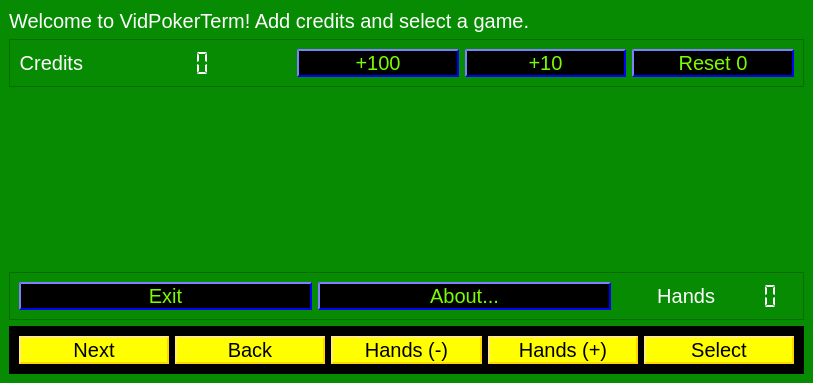
The window that src/ui/gameaccountwindow.ui (dbrook/vidpokerterm) describes before a commit, drawn with Qt 5.
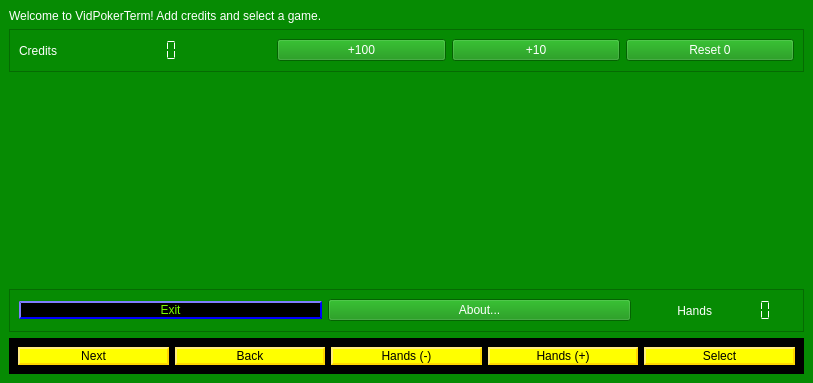
The same window after the commit.

Commit message: Multiple simultaneous hands fully supported by the backend and the front end is updatable with them. There is no alignment/positioning/scaling for when the number of hands gets truly crazy (yet). Also reduced redundant font-size settings in CSS / .ui files.

```diff
--- a/src/ui/gameaccountwindow.ui
+++ b/src/ui/gameaccountwindow.ui
@@ -14,9 +14,9 @@
    <string>VidPokerTerminal</string>
   </property>
   <property name="styleSheet">
-   <string notr="true">font-size: 15pt;
-background-color: rgb(6, 139, 3);
-color: rgb(255, 255, 255);</string>
+   <string notr="true">background-color: rgb(6, 139, 3);
+color: rgb(255, 255, 255);
+/*font-size: 14pt;*/</string>
   </property>
   <widget class="QWidget" name="centralwidget">
    <layout class="QVBoxLayout" name="verticalLayout" stretch="0,0,1,0,0">
@@ -51,7 +51,7 @@
     border-width: 2px;
     border-color: lawngreen;
 }
-</string>
+font-size: 14pt;</string>
       </property>
       <property name="frameShape">
        <enum>QFrame::StyledPanel</enum>
@@ -144,7 +144,7 @@
     border-width: 2px;
     border-color: lawngreen;
 }
-</string>
+font-size: 14pt;</string>
       </property>
       <property name="frameShape">
        <enum>QFrame::NoFrame</enum>
@@ -179,7 +179,7 @@
     border-width: 2px;
     border-color: lawngreen;
 }
-</string>
+font-size: 14pt;</string>
       </property>
       <property name="frameShape">
        <enum>QFrame::StyledPanel</enum>
@@ -271,7 +271,7 @@
        <string notr="true">background-color: rgb(0, 0, 0);</string>
       </property>
       <property name="frameShape">
-       <enum>QFrame::StyledPanel</enum>
+       <enum>QFrame::NoFrame</enum>
       </property>
       <property name="frameShadow">
        <enum>QFrame::Raised</enum>
@@ -289,7 +289,6 @@
     border-style: outset;
     border-width: 2px;
     border-color: gray;
-    font-size: 15pt;
 }
 QPushButton {
     color: black;
@@ -297,7 +296,6 @@
     border-style: outset;
     border-width: 2px;
     border-color: gold;
-    font-size: 15pt;
 }
 QPushButton:focused {
     color: red;
@@ -305,7 +303,6 @@
     border-style: outset;
     border-width: 2px;
     border-color: gold;
-    font-size: 15pt;
 }
 QPushButton:pressed {
     color: yellow;
@@ -337,7 +334,6 @@
     border-style: outset;
     border-width: 2px;
     border-color: gray;
-    font-size: 15pt;
 }
 QPushButton {
     color: black;
@@ -345,7 +341,6 @@
     border-style: outset;
     border-width: 2px;
     border-color: gold;
-    font-size: 15pt;
 }
 QPushButton:focused {
     color: red;
@@ -353,7 +348,6 @@
     border-style: outset;
     border-width: 2px;
     border-color: gold;
-    font-size: 15pt;
 }
 QPushButton:pressed {
     color: yellow;
@@ -385,7 +379,6 @@
     border-style: outset;
     border-width: 2px;
     border-color: gray;
-    font-size: 15pt;
 }
 QPushButton {
     color: black;
@@ -393,7 +386,6 @@
     border-style: outset;
     border-width: 2px;
     border-color: gold;
-    font-size: 15pt;
 }
 QPushButton:focused {
     color: red;
@@ -401,7 +393,6 @@
     border-style: outset;
     border-width: 2px;
     border-color: gold;
-    font-size: 15pt;
 }
 QPushButton:pressed {
     color: yellow;
@@ -433,7 +424,6 @@
     border-style: outset;
     border-width: 2px;
     border-color: gray;
-    font-size: 15pt;
 }
 QPushButton {
     color: black;
@@ -441,7 +431,6 @@
     border-style: outset;
     border-width: 2px;
     border-color: gold;
-    font-size: 15pt;
 }
 QPushButton:focused {
     color: red;
@@ -449,7 +438,6 @@
     border-style: outset;
     border-width: 2px;
     border-color: gold;
-    font-size: 15pt;
 }
 QPushButton:pressed {
     color: yellow;
@@ -481,7 +469,6 @@
     border-style: outset;
     border-width: 2px;
     border-color: gray;
-    font-size: 15pt;
 }
 QPushButton {
     color: black;
@@ -489,7 +476,6 @@
     border-style: outset;
     border-width: 2px;
     border-color: gold;
-    font-size: 15pt;
 }
 QPushButton:focused {
     color: red;
@@ -497,7 +483,6 @@
     border-style: outset;
     border-width: 2px;
     border-color: gold;
-    font-size: 15pt;
 }
 QPushButton:pressed {
     color: yellow;
```
Left out of the diff: 8 changed lines with no effect on the pictures. The commit also changes 15 other files.
